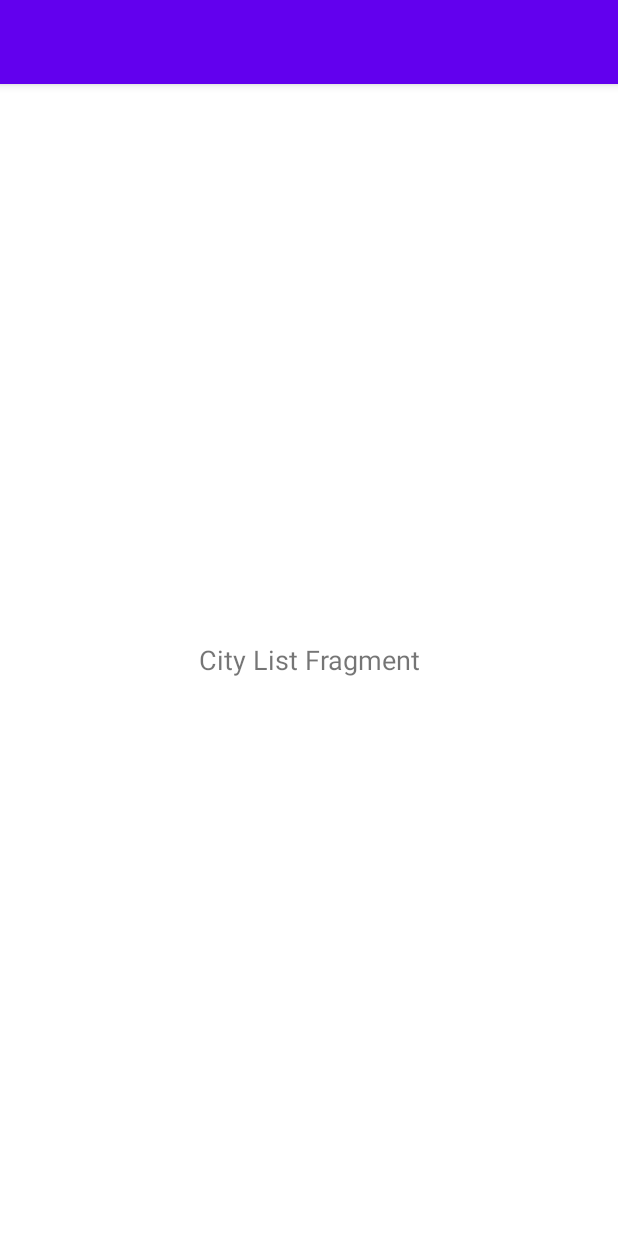
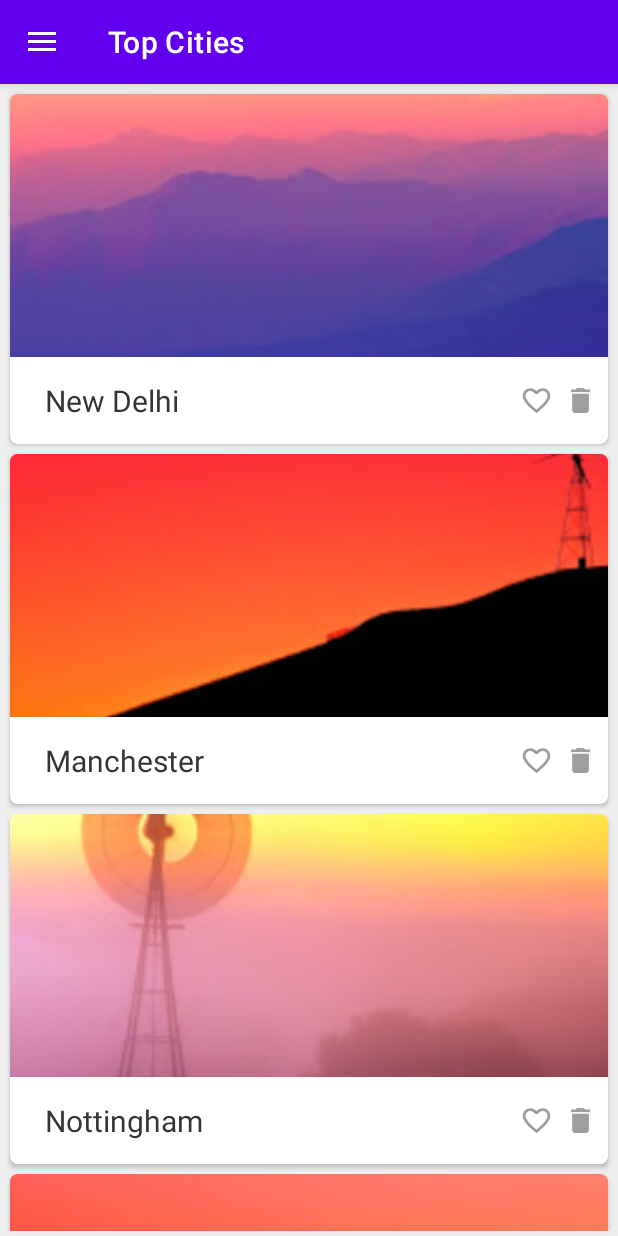
Before and after one commit to bhowland/globotour, an Android app: the screen it shows after launch (MainActivity), on a phone screen of 412 x 824 dp. Run offline under Robolectric (Android 15) with nearby library versions, the phone set to English and light mode, and no system bars; our stand-ins replace navigation-ui.

Commit message:
City fragment is running

```diff
--- a/app/src/main/java/com/howland/globotour/MainActivity.kt
+++ b/app/src/main/java/com/howland/globotour/MainActivity.kt
@@ -2,15 +2,22 @@ package com.howland.globotour
 
 import androidx.appcompat.app.AppCompatActivity
 import android.os.Bundle
+import androidx.drawerlayout.widget.DrawerLayout
 import androidx.navigation.NavController
+import androidx.navigation.Navigation
 import androidx.navigation.fragment.NavHostFragment
+import androidx.navigation.ui.AppBarConfiguration
+import androidx.navigation.ui.setupWithNavController
 import com.google.android.material.appbar.MaterialToolbar
+import com.google.android.material.navigation.NavigationView
 
 
 class MainActivity : AppCompatActivity() {
 
     private lateinit var toolbar        : MaterialToolbar
     private lateinit var navController  : NavController
+    private lateinit var navigationView : NavigationView
+    private lateinit var drawerLayout   : DrawerLayout
 
     override fun onCreate(savedInstanceState: Bundle?) {
         super.onCreate(savedInstanceState)
@@ -18,9 +25,25 @@ class MainActivity : AppCompatActivity() {
 
         // Initialize Views
         toolbar         = findViewById(R.id.activity_main_toolbar)
+        navigationView = findViewById(R.id.nav_view)
+        drawerLayout = findViewById(R.id.drawer_layout)
 
         // Get NavHostFragment and NavController
         val navHostFrag = supportFragmentManager.findFragmentById(R.id.nav_host_frag) as NavHostFragment
         navController   = navHostFrag.navController
+
+        val appBarConfiguration = AppBarConfiguration(navController.graph, drawerLayout)
+
+        toolbar.setupWithNavController(navController, appBarConfiguration)
+
+        navigationView.setupWithNavController(navController)
+    }
+
+    override fun onBackPressed() {
+        if (drawerLayout.isOpen){
+            drawerLayout.close()
+        }else {
+            super.onBackPressed()
+        }
     }
 }
--- /dev/null
+++ b/app/src/main/java/com/howland/globotour/city/City.kt
@@ -0,0 +1,73 @@
+package com.howland.globotour.city
+
+import com.howland.globotour.R
+
+
+data class City(var imageId: Int, var name: String, var isFavorite: Boolean)
+
+
+object VacationSpots {
+
+    private val images = arrayListOf(
+        R.drawable.thumb_4_1, R.drawable.thumb_4_2, R.drawable.thumb_4_3,
+        R.drawable.thumb_4_4, R.drawable.thumb_4_7, R.drawable.thumb_4_8,
+        R.drawable.thumb_4_0, R.drawable.thumb_7_0, R.drawable.thumb_7_1,
+        R.drawable.thumb_7_2, R.drawable.thumb_4_5, R.drawable.thumb_4_6,
+        R.drawable.thumb_1_0, R.drawable.thumb_1_1, R.drawable.thumb_1_2,
+        R.drawable.thumb_1_3, R.drawable.thumb_1_4, R.drawable.thumb_1_5,
+        R.drawable.thumb_1_6, R.drawable.thumb_1_7, R.drawable.thumb_1_8,
+        R.drawable.thumb_1_9, R.drawable.thumb_2_0, R.drawable.thumb_2_1,
+        R.drawable.thumb_4_9, R.drawable.thumb_5_0, R.drawable.thumb_5_1,
+        R.drawable.thumb_5_2, R.drawable.thumb_5_3, R.drawable.thumb_5_4,
+        R.drawable.thumb_5_5, R.drawable.thumb_5_6, R.drawable.thumb_5_7,
+        R.drawable.thumb_5_8, R.drawable.thumb_5_9, R.drawable.thumb_6_0,
+        R.drawable.thumb_6_1, R.drawable.thumb_6_2, R.drawable.thumb_6_3,
+        R.drawable.thumb_6_4, R.drawable.thumb_6_5, R.drawable.thumb_6_6,
+        R.drawable.thumb_6_7, R.drawable.thumb_6_8, R.drawable.thumb_6_9,
+        R.drawable.thumb_2_2, R.drawable.thumb_2_3, R.drawable.thumb_2_4,
+        R.drawable.thumb_2_5, R.drawable.thumb_2_6, R.drawable.thumb_2_7,
+        R.drawable.thumb_2_8, R.drawable.thumb_2_9, R.drawable.thumb_3_0,
+        R.drawable.thumb_3_1, R.drawable.thumb_3_2, R.drawable.thumb_3_3,
+        R.drawable.thumb_3_4, R.drawable.thumb_3_5, R.drawable.thumb_3_6,
+        R.drawable.thumb_3_7, R.drawable.thumb_3_8, R.drawable.thumb_3_9,
+        R.drawable.thumb_7_3, R.drawable.thumb_7_4
+    )
+
+    private val cityNames = arrayListOf(
+        "New Delhi", "Manchester", "Nottingham", "Portsmouth", "Agra",
+        "Hyderabad", "Goa", "Srinagar", "Xian", "Shanghai",
+        "Buffalo", "Boise", "Pittsburgh", "Scottsdale", "Boston",
+        "Philly", "Darjeeling", "Jaipur", "DC", "Minneapolis",
+        "New York City", "Denver", "Asheville", "Hull", "Liverpool",
+        "Detroit", "Adelaide", "Tasmania", "Austin", "Kansas City", "Seattle",
+        "Oakland", "Las Vegas", "New Orleans", "Bath", "Norwich",
+        "Mumbai", "Cambridge", "London", "Bristol", "Brighton", "Durham",
+        "San Diego", "Brooklyn", "Chicago", "Charleston", "Nashville",
+        "York", "Stratford-upon-Avon", "Bournemouth", "Beijing",
+        "Miami", "Portland", "Chengdu", "Hangzhou", "Suzhou", "Huangshan",
+        "Hong Kong", "Cairns", "Perth", "Brisbane",
+        "Kakadu", "Melbourne", "Great Barrier Reef", "Sydney"
+    )
+
+    // Returns the list of city objects to be displayed in CityListFragment RecyclerView
+    var cityList: ArrayList<City>? = null
+        get() {
+
+            if (field != null)      // backing 'field' refers to 'cityList' property object
+                return field
+
+            field = ArrayList()
+            for (i in images.indices) {
+
+                val imageId = images[i]
+                val cityName = cityNames[i]
+                val city = City(imageId, cityName, false)
+                field!!.add(city)
+            }
+
+            return field
+        }
+
+    // Will contain the 'favorite' marked cities to be displayed in FavoriteFragment RecyclerView
+    var favoriteCityList: MutableList<City> = mutableListOf()
+}
--- /dev/null
+++ b/app/src/main/java/com/howland/globotour/city/CityAdapter.kt
@@ -0,0 +1,54 @@
+package com.howland.globotour.city
+
+import android.content.Context
+import android.view.LayoutInflater
+import android.view.View
+import android.view.ViewGroup
+import android.widget.ImageView
+import android.widget.TextView
+import androidx.core.content.res.ResourcesCompat
+import androidx.recyclerview.widget.RecyclerView
+import com.howland.globotour.R
+
+class CityAdapter(val context: Context, var cityList: ArrayList<City>) : RecyclerView.Adapter<CityAdapter.CityViewHolder>(){
+
+    override fun onCreateViewHolder(parent: ViewGroup, viewType: Int): CityViewHolder {
+        val itemView = LayoutInflater.from(context).inflate(R.layout.list_item_city, parent, false)
+        return CityViewHolder(itemView)
+    }
+
+    override fun onBindViewHolder(cityViewHolder: CityViewHolder, position: Int) {
+        val city = cityList[position]
+        cityViewHolder.setData(city, position)
+    }
+
+    override fun getItemCount(): Int = cityList.size
+
+    inner class CityViewHolder(itemView: View) : RecyclerView.ViewHolder(itemView){
+        private var currentPostion: Int = -1
+        private var currentCity: City? = null
+
+        private val txvCityName = itemView.findViewById<TextView>(R.id.txv_city_name)
+        private val imvCityImage = itemView.findViewById<ImageView>(R.id.imv_city)
+        private val imvDelete = itemView.findViewById<ImageView>(R.id.imv_delete)
+        private val imvFavorite = itemView.findViewById<ImageView>(R.id.imv_favorite)
+
+        private val icFavoriteFilledImage = ResourcesCompat.getDrawable(context.resources,
+            R.drawable.ic_favorite_filled, null)
+        private val icFavoriteBorderedImage = ResourcesCompat.getDrawable(context.resources,
+            R.drawable.ic_favorite_bordered, null)
+
+        fun setData(city: City, position: Int) {
+            txvCityName.text = city.name
+            imvCityImage.setImageResource(city.imageId)
+
+            if (city.isFavorite)
+                imvFavorite.setImageDrawable(icFavoriteFilledImage)
+            else
+                imvFavorite.setImageDrawable(icFavoriteBorderedImage)
+
+            this.currentPostion = position
+
+        }
+    }
+}
--- a/app/src/main/java/com/howland/globotour/city/CityListFragment.kt
+++ b/app/src/main/java/com/howland/globotour/city/CityListFragment.kt
@@ -4,7 +4,10 @@ import android.os.Bundle
 import android.view.LayoutInflater
 import android.view.View
 import android.view.ViewGroup
+import android.widget.LinearLayout
 import androidx.fragment.app.Fragment
+import androidx.recyclerview.widget.LinearLayoutManager
+import androidx.recyclerview.widget.RecyclerView
 import com.howland.globotour.R
 
 
@@ -14,6 +17,22 @@ class CityListFragment : Fragment() {
 
         val view = inflater.inflate(R.layout.fragment_city_list, container, false)
 
+        setupRecyclerView(view)
+
         return view
     }
+
+    private fun setupRecyclerView(view: View?) {
+        val context = requireContext()
+
+        val cityAdapter = CityAdapter(context,VacationSpots.cityList!!)
+
+        val recyclerView= view?.findViewById<RecyclerView>(R.id.city_recycler_view)
+        recyclerView?.adapter = cityAdapter
+        recyclerView?.setHasFixedSize(true)
+
+        val layoutManager = LinearLayoutManager(context)
+        layoutManager.orientation = RecyclerView.VERTICAL
+        recyclerView?.layoutManager = layoutManager
+    }
 }
--- a/app/src/main/res/layout/activity_main.xml
+++ b/app/src/main/res/layout/activity_main.xml
@@ -1,4 +1,10 @@
 <?xml version="1.0" encoding="utf-8"?>
+<androidx.drawerlayout.widget.DrawerLayout
+    xmlns:android="http://schemas.android.com/apk/res/android"
+    xmlns:app="http://schemas.android.com/apk/res-auto"
+    android:id="@+id/drawer_layout"
+    android:layout_width="match_parent"
+    android:layout_height="match_parent">
     <!-- Main Content (Drawer will slide over this) -->
     <androidx.coordinatorlayout.widget.CoordinatorLayout
         xmlns:android="http://schemas.android.com/apk/res/android"
@@ -32,3 +38,13 @@
             app:navGraph="@navigation/nav_graph" />
 
     </androidx.coordinatorlayout.widget.CoordinatorLayout>
+    <com.google.android.material.navigation.NavigationView
+        android:id="@+id/nav_view"
+        android:layout_width="match_parent"
+        android:layout_height="match_parent"
+        android:layout_gravity="start"
+        app:headerLayout="@layout/nav_header"
+        app:menu="@menu/activity_main_drawer_items"/>
+
+
+</androidx.drawerlayout.widget.DrawerLayout>
--- a/app/src/main/res/layout/fragment_city_list.xml
+++ b/app/src/main/res/layout/fragment_city_list.xml
@@ -3,19 +3,19 @@
     xmlns:app="http://schemas.android.com/apk/res-auto"
     xmlns:tools="http://schemas.android.com/tools"
     android:layout_width="match_parent"
-    android:layout_height="match_parent">
+    android:layout_height="match_parent"
+    android:background="#eee"
+    tools:context=".MainActivity">
 
-    <TextView
+    <androidx.recyclerview.widget.RecyclerView
         android:id="@+id/city_recycler_view"
         android:layout_width="match_parent"
         android:layout_height="0dp"
-        android:gravity="center"
         android:padding="3dp"
-        android:text="City List Fragment"
-        android:textSize="18sp"
         app:layout_constraintBottom_toBottomOf="parent"
         app:layout_constraintLeft_toLeftOf="parent"
         app:layout_constraintRight_toRightOf="parent"
-        app:layout_constraintTop_toTopOf="parent" />
+        app:layout_constraintTop_toTopOf="parent"
+        tools:listitem="@layout/list_item_city" />
 
 </androidx.constraintlayout.widget.ConstraintLayout>
--- /dev/null
+++ b/app/src/main/res/layout/list_item_city.xml
@@ -0,0 +1,70 @@
+<?xml version="1.0" encoding="utf-8"?>
+<androidx.cardview.widget.CardView xmlns:android="http://schemas.android.com/apk/res/android"
+    xmlns:app="http://schemas.android.com/apk/res-auto"
+    xmlns:tools="http://schemas.android.com/tools"
+    android:id="@+id/root_card_view"
+    android:layout_width="match_parent"
+    android:layout_height="wrap_content"
+    android:layout_margin="3dp"
+    android:elevation="5dp"
+    app:cardBackgroundColor="@android:color/white"
+    app:cardCornerRadius="5dp">
+
+    <androidx.constraintlayout.widget.ConstraintLayout
+        android:layout_width="match_parent"
+        android:layout_height="match_parent">
+
+        <ImageView
+            android:id="@+id/imv_city"
+            android:layout_width="0dp"
+            android:layout_height="175dp"
+            android:contentDescription="@string/placeholder_image"
+            android:scaleType="centerCrop"
+            app:layout_constraintEnd_toEndOf="parent"
+            app:layout_constraintStart_toStartOf="parent"
+            app:layout_constraintTop_toTopOf="parent"
+            tools:srcCompat="@drawable/placeholder" />
+
+        <TextView
+            android:id="@+id/txv_city_name"
+            android:layout_width="0dp"
+            android:layout_height="wrap_content"
+            android:layout_marginStart="8dp"
+            android:layout_marginEnd="8dp"
+            android:padding="15dp"
+            android:textColor="#353434"
+            android:textSize="20sp"
+            app:layout_constraintBottom_toBottomOf="parent"
+            app:layout_constraintEnd_toStartOf="@+id/imv_favorite"
+            app:layout_constraintStart_toStartOf="parent"
+            app:layout_constraintTop_toBottomOf="@+id/imv_city"
+            tools:text="City Name" />
+
+        <ImageView
+            android:id="@+id/imv_delete"
+            android:layout_width="22dp"
+            android:layout_height="22dp"
+            android:layout_margin="7dp"
+            android:contentDescription="@string/delete_icon"
+            app:layout_constraintBottom_toBottomOf="parent"
+            app:layout_constraintEnd_toEndOf="parent"
+            app:layout_constraintTop_toBottomOf="@+id/imv_city"
+            app:srcCompat="@drawable/ic_delete"
+            app:tint="#9e9e9e" />
+
+        <ImageView
+            android:id="@+id/imv_favorite"
+            android:layout_width="22dp"
+            android:layout_height="22dp"
+            android:layout_margin="7dp"
+            android:layout_marginEnd="10dp"
+            android:contentDescription="@string/favorite_icon"
+            app:layout_constraintBottom_toBottomOf="parent"
+            app:layout_constraintEnd_toStartOf="@+id/imv_delete"
+            app:layout_constraintTop_toBottomOf="@+id/imv_city"
+            app:srcCompat="@drawable/ic_favorite_bordered"
+            app:tint="#9e9e9e" />
+
+    </androidx.constraintlayout.widget.ConstraintLayout>
+
+</androidx.cardview.widget.CardView>
--- /dev/null
+++ b/app/src/main/res/layout/nav_header.xml
@@ -0,0 +1,20 @@
+<?xml version="1.0" encoding="utf-8"?>
+<androidx.constraintlayout.widget.ConstraintLayout xmlns:android="http://schemas.android.com/apk/res/android"
+    xmlns:app="http://schemas.android.com/apk/res-auto"
+    android:layout_width="match_parent"
+    android:layout_height="match_parent"
+    android:fitsSystemWindows="true">
+
+    <ImageView
+        android:id="@+id/imv_header_background"
+        android:layout_width="0dp"
+        android:layout_height="200dp"
+        android:contentDescription="@string/nav_header_background"
+        android:scaleType="centerCrop"
+        app:layout_constraintEnd_toEndOf="parent"
+        app:layout_constraintStart_toStartOf="parent"
+        app:layout_constraintTop_toTopOf="parent"
+        app:srcCompat="@drawable/header_background" />
+
+
+</androidx.constraintlayout.widget.ConstraintLayout>
--- /dev/null
+++ b/app/src/main/res/menu/activity_main_drawer_items.xml
@@ -0,0 +1,18 @@
+<?xml version="1.0" encoding="utf-8"?>
+<menu xmlns:android="http://schemas.android.com/apk/res/android">
+
+    <group android:checkableBehavior="single">
+
+        <item
+            android:id="@+id/fragmentCityList"
+            android:icon="@drawable/ic_home"
+            android:title="@string/nav_menu_home" />
+
+        <item
+            android:id="@+id/fragmentFavoriteList"
+            android:icon="@drawable/ic_favorite_filled"
+            android:title="@string/nav_menu_favorites" />
+
+    </group>
+
+</menu>
--- a/app/src/main/res/values-night/themes.xml
+++ b/app/src/main/res/values-night/themes.xml
@@ -12,5 +12,6 @@
         <!-- Status bar color. -->
         <item name="android:statusBarColor" tools:targetApi="l">?attr/colorPrimaryVariant</item>
         <!-- Customize your theme here. -->
+        <item name="android:windowTranslucentStatus">true</item>
     </style>
 </resources>
--- a/app/src/main/res/values/colors.xml
+++ b/app/src/main/res/values/colors.xml
@@ -7,4 +7,5 @@
     <color name="teal_700">#FF018786</color>
     <color name="black">#FF000000</color>
     <color name="white">#FFFFFFFF</color>
+    <color name="transparent">#202020</color>
 </resources>
--- a/app/src/main/res/values/themes.xml
+++ b/app/src/main/res/values/themes.xml
@@ -12,5 +12,7 @@
         <!-- Status bar color. -->
         <item name="android:statusBarColor" tools:targetApi="l">?attr/colorPrimaryVariant</item>
         <!-- Customize your theme here. -->
+<!--        <item name="android:statusBarColor">@color/transparent</item>-->
+        <item name="android:windowTranslucentStatus">true</item>
     </style>
 </resources>
```
Lines whose indentation alone changed are shown as unchanged.
